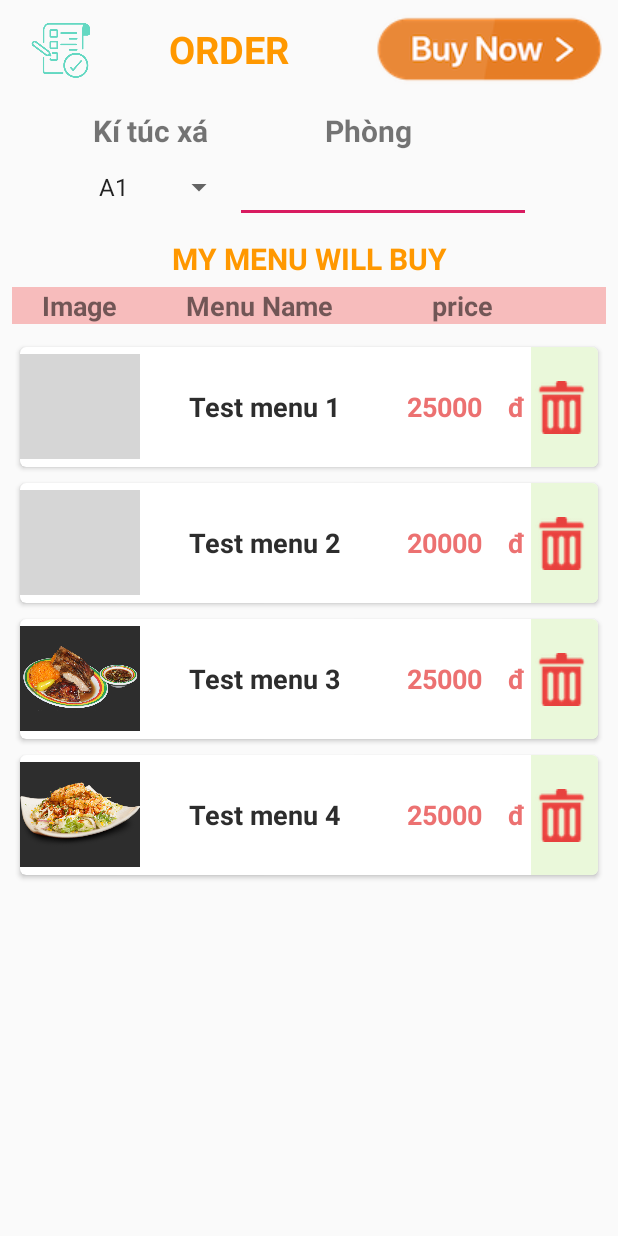
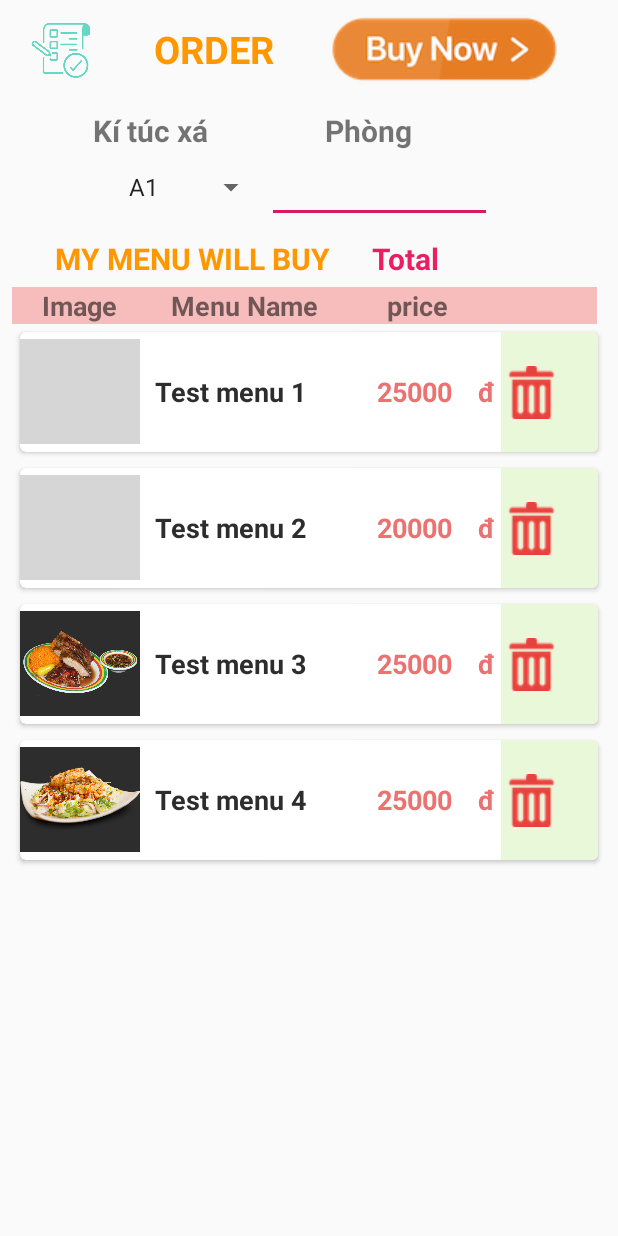
Before and after one commit to sksouk/Foody, an Android app: the screen it shows after launch (Order), on a phone screen of 412 x 824 dp. Run offline under Robolectric (Android 15) with nearby library versions, the phone set to English and light mode, and no system bars; grey boxes are pictures that could not be loaded.

Commit message:
Edit Order

```diff
--- a/app/src/main/res/layout/activity_order.xml
+++ b/app/src/main/res/layout/activity_order.xml
@@ -24,7 +24,7 @@
             <TextView
                 android:id="@+id/textView3"
                 android:gravity="center"
-                android:layout_width="150dp"
+                android:layout_width="130dp"
                 android:layout_height="50dp"
                 android:textSize="25sp"
                 android:textStyle="bold"
@@ -36,7 +36,7 @@
                 android:layout_width="wrap_content"
                 android:layout_height="match_parent"
                 android:layout_weight="1"
-                android:paddingLeft="20sp"
+                android:paddingRight="20sp"
                 android:background="@null"
                 android:src="@drawable/buy" />
         </LinearLayout>
@@ -66,30 +66,31 @@
         </LinearLayout>
         <LinearLayout
             android:orientation="horizontal"
-            android:layout_width="match_parent"
+            android:layout_width="350sp"
             android:gravity="center"
-            android:paddingRight="50sp"
-            android:paddingLeft="50sp"
+            android:paddingLeft="20sp"
             android:layout_height="wrap_content">
             <Spinner
                 android:id="@+id/spinner_kitucxa"
-                android:layout_weight="2"
-                android:layout_width="match_parent"
+                android:layout_width="120sp"
                 android:layout_height="40sp"
+                android:paddingLeft="20sp"
                 android:entries="@array/Spinner_Items"/>
 
             <EditText
                 android:gravity="center"
                 android:id="@+id/editphong"
-                android:layout_weight="1"
-                android:layout_width="match_parent"
+                android:layout_width="150sp"
                 android:layout_height="wrap_content"
                 android:textColor="#FF9800"
                 android:ems="10"
                 android:textSize="20sp"
                 android:inputType="textPersonName"/>
         </LinearLayout>
-
+        <LinearLayout
+            android:orientation="horizontal"
+            android:layout_width="match_parent"
+            android:layout_height="wrap_content">
             <TextView
                 android:layout_marginTop="10sp"
                 android:text="MY MENU WILL BUY"
@@ -97,8 +98,21 @@
                 android:gravity="center"
                 android:textStyle="bold"
                 android:textColor="#FF9800"
+                android:layout_width="240sp"
+                android:layout_height="wrap_content" />
+            <TextView
+                android:id="@+id/txttotal"
+                android:layout_marginTop="10sp"
+                android:text="Total"
+                android:textSize="20sp"
+                android:gravity="center_vertical"
+                android:textStyle="bold"
+                android:textColor="#E91E63"
                 android:layout_width="match_parent"
                 android:layout_height="wrap_content" />
+
+        </LinearLayout>
+
         <LinearLayout
             android:layout_marginTop="5sp"
             android:background="#F7BCBC"
@@ -117,24 +131,23 @@
                 android:gravity="center"
                 android:textSize="18sp"
                 android:textStyle="bold"
-                android:layout_width="150sp"
+                android:layout_width="130sp"
                 android:layout_height="wrap_content" />
             <TextView
                 android:text="price"
                 android:gravity="center"
                 android:textSize="18sp"
                 android:textStyle="bold"
-                android:layout_width="120sp"
+                android:layout_width="100sp"
                 android:layout_height="wrap_content" />
             <TextView
-                android:layout_width="60sp"
+                android:layout_width="70sp"
                 android:layout_height="wrap_content" />
 
         </LinearLayout>
 
         <android.support.v7.widget.RecyclerView
             android:id="@+id/listOrder"
-            android:paddingTop="10dp"
             android:layout_width="match_parent"
             android:layout_height="match_parent">
 
--- a/app/src/main/res/layout/cardview_item_order.xml
+++ b/app/src/main/res/layout/cardview_item_order.xml
@@ -23,8 +23,9 @@
             android:textColor="#2d2d2d"
             android:textSize="18sp"
             android:textStyle="bold"
-            android:gravity="center"
-            android:layout_width="165sp"
+            android:paddingLeft="10sp"
+            android:gravity="center_vertical"
+            android:layout_width="145sp"
             android:layout_height="match_parent"
             android:text="menu name"/>
         <TextView
```
Lines whose indentation alone changed are shown as unchanged.
